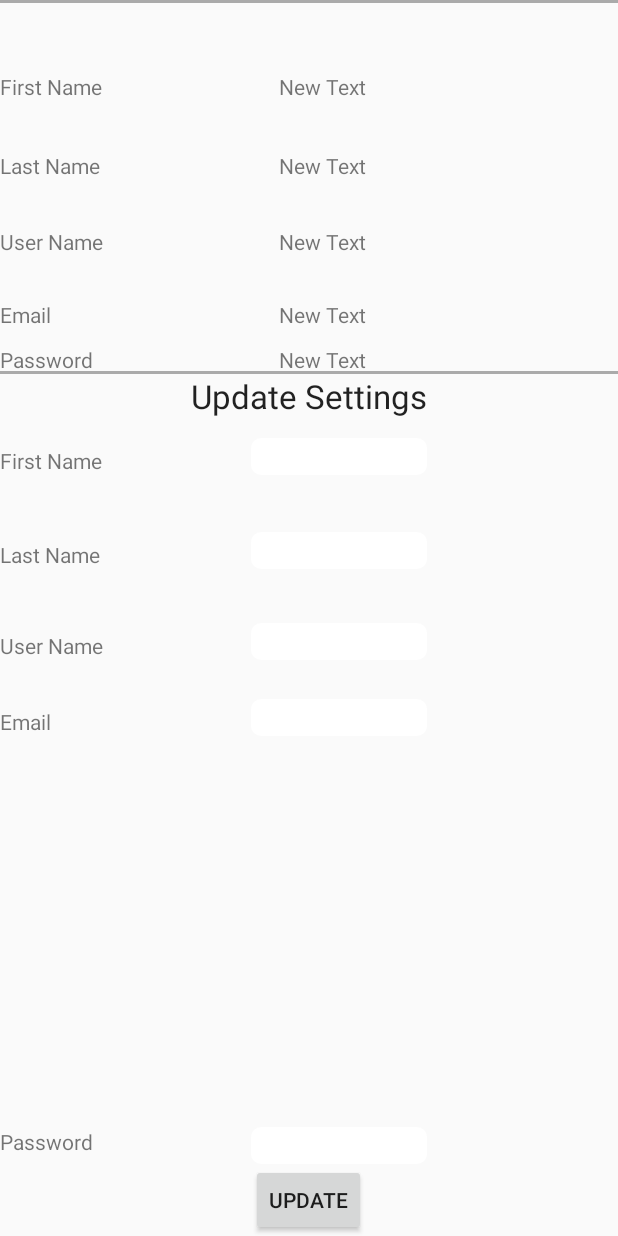
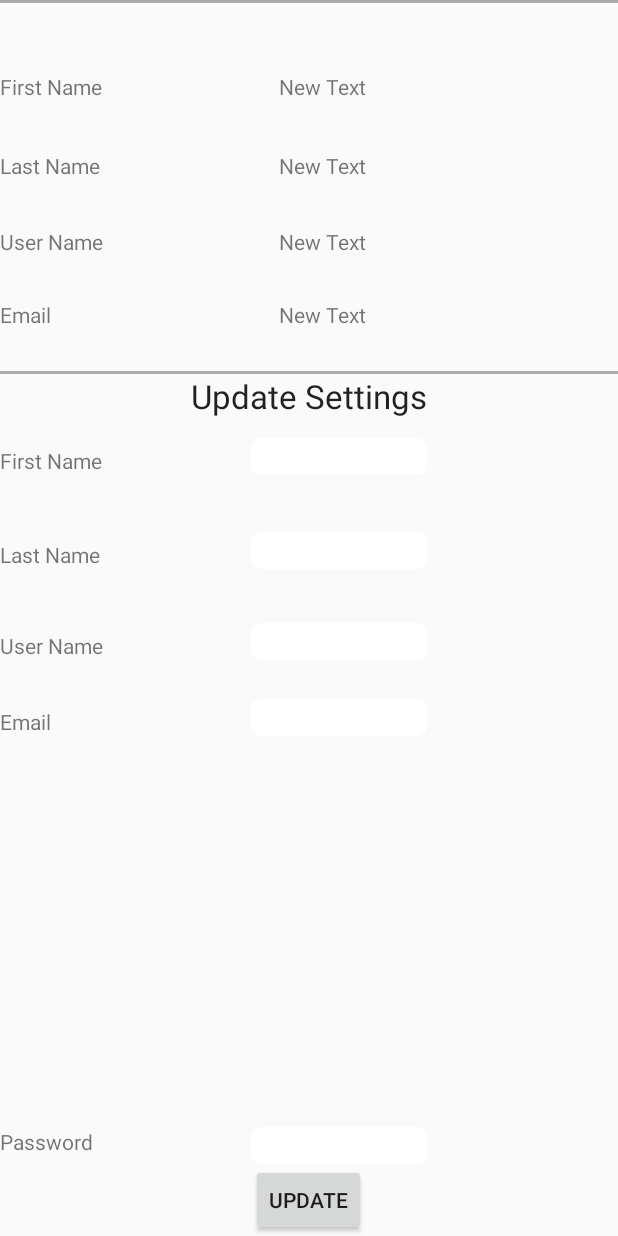
Before and after one commit to RemingtonMaxwell/cmps121-project, an Android app: the SettingsActivity screen opened directly, with no data from a screen before it, on a phone screen of 412 x 824 dp. Run offline under Robolectric (Android 15) with nearby library versions, the phone set to English and light mode, and no system bars; libraries missing offline, so code that uses them is left out: com.firebase.client; 3 statements that could not run were skipped.

Commit message:
locked in portrait and removed viewing password

```diff
--- a/app/src/main/AndroidManifest.xml
+++ b/app/src/main/AndroidManifest.xml
@@ -21,11 +21,13 @@
     <application
         android:allowBackup="true"
         android:icon="@mipmap/ic_launcher"
+
         android:label="@string/app_name"
         android:largeHeap="true"
         android:theme="@style/MyMaterialTheme">
         <activity
         android:windowSoftInputMode="adjustNothing"
+            android:screenOrientation="portrait"
         android:name=".LoginActivity"
             android:label="@string/app_name">
             <intent-filter>
@@ -35,6 +37,7 @@
             </intent-filter>
         </activity>
         <activity android:name=".SettingsActivity"
+            android:screenOrientation="portrait"
             android:configChanges="keyboardHidden|orientation|screenSize"
             android:windowSoftInputMode="adjustNothing"></activity>
         <activity android:name=".FullPost"></activity>
@@ -53,13 +56,16 @@
 
         <activity
             android:name=".MapsActivity"
+            android:screenOrientation="portrait"
             android:label="@string/title_activity_maps" />
         <activity
             android:name=".MainActivity"
+            android:screenOrientation="portrait"
             android:label="@string/title_activity_login" />
         <activity
             android:name=".RegisterUser"
             android:label="@string/title_activity_register_user"
+            android:screenOrientation="portrait"
             android:theme="@style/MyMaterialTheme"></activity>
     </application>
 
--- a/app/src/main/java/com/example/brandongomez/overheards/SettingsActivity.java
+++ b/app/src/main/java/com/example/brandongomez/overheards/SettingsActivity.java
@@ -73,8 +73,7 @@ public class SettingsActivity extends AppCompatActivity {
                 ((TextView) findViewById(R.id.userNameText)).setText((String) snapshot.child("userName").getValue());
                 //email address
                 ((TextView) findViewById(R.id.emailText)).setText((String) snapshot.child("emailAddress").getValue());
-                //password
-                ((TextView) findViewById(R.id.passwordText)).setText(pass_word);
+
             }
 
             @Override
@@ -84,88 +83,7 @@ public class SettingsActivity extends AppCompatActivity {
         });
     }
 
-    /*public void updateFirstName(View v) {
-        final Firebase database = new Firebase("https://vivid-heat-3338.firebaseio.com/users");
-        database.addValueEventListener(new ValueEventListener() {
-            @Override
-            public void onDataChange(DataSnapshot snapshot) {
-                Firebase ref = database.child(getIntent().getExtras().getString("user_id"));
-                Map<String, Object> updateSettings = new HashMap<String, Object>();
-                EditText firstName = (EditText) findViewById(R.id.firstNameEtext);
-                updateSettings.put("firstName", firstName.getText().toString());
-                ref.updateChildren(updateSettings);
-               // Toast.makeText(getApplicationContext(), "Updated!", Toast.LENGTH_SHORT).show();
-            }
 
-            @Override
-            public void onCancelled(FirebaseError firebaseError) {
-
-            }
-        });
-    }
-
-    public void updateLastName(View v){
-        final Firebase database = new Firebase("https://vivid-heat-3338.firebaseio.com/users");
-        database.addValueEventListener(new ValueEventListener() {
-            @Override
-            public void onDataChange(DataSnapshot snapshot) {
-                Firebase ref = database.child(getIntent().getExtras().getString("user_id"));
-                Map<String, Object> updateSettings = new HashMap<String, Object>();
-                EditText lastName=(EditText)findViewById(R.id.lastNameEtext);
-                updateSettings.put("lastName", lastName.getText().toString());
-                ref.updateChildren(updateSettings);
-                //Toast.makeText(getApplicationContext(), "Updated!", Toast.LENGTH_SHORT).show();
-            }
-
-            @Override
-            public void onCancelled(FirebaseError firebaseError) {
-
-            }
-        });
-    }
-
-    public void updateUserName(View v){
-        final Firebase database = new Firebase("https://vivid-heat-3338.firebaseio.com/users");
-        database.addValueEventListener(new ValueEventListener() {
-            @Override
-            public void onDataChange(DataSnapshot snapshot) {
-                Firebase ref = database.child(getIntent().getExtras().getString("user_id"));
-                Map<String, Object> updateSettings = new HashMap<String, Object>();
-                EditText userName=(EditText)findViewById(R.id.userNameEtext);
-                updateSettings.put("userName", userName.getText().toString());
-                ref.updateChildren(updateSettings);
-                //Toast.makeText(getApplicationContext(), "Updated!", Toast.LENGTH_SHORT).show();
-            }
-
-            @Override
-            public void onCancelled(FirebaseError firebaseError) {
-
-            }
-        });
-    }
-
-    public void updateEmailAddress(View v){
-        final Firebase database = new Firebase("https://vivid-heat-3338.firebaseio.com/users");
-        database.addValueEventListener(new ValueEventListener() {
-            @Override
-            public void onDataChange(DataSnapshot snapshot) {
-                final Firebase ref = database.child(getIntent().getExtras().getString("user_id"));
-                Map<String, Object> updateSettings = new HashMap<String, Object>();
-                final EditText emailAddress = (EditText) findViewById(R.id.emailEtext);
-                updateSettings.put("emailAddress", emailAddress.getText().toString());
-                Firebase refUser = new Firebase("https://vivid-heat-3338.firebaseio.com/users/" + getIntent().getStringExtra(LoginActivity.USER_ID));
-                updateUserEmailAddress();
-                //send updates to server
-                ref.updateChildren(updateSettings);
-                //Toast.makeText(getApplicationContext(), "Updated!", Toast.LENGTH_SHORT).show();
-            }
-
-            @Override
-            public void onCancelled(FirebaseError firebaseError) {
-
-            }
-        });
-    }*/
 
     public void updateUserEmailAddress(){
         //get the old email and password
@@ -224,13 +142,13 @@ public class SettingsActivity extends AppCompatActivity {
         final TextView lastNameText = (TextView)findViewById(R.id.lastNameText);
         final TextView userNameText = (TextView)findViewById(R.id.userNameText);
         final TextView emailText = (TextView)findViewById(R.id.emailText);
-        TextView passwordText = (TextView)findViewById(R.id.passwordText);
+        //TextView passwordText = (TextView)findViewById(R.id.passwordText);
 
         TextView txt2 = (TextView)findViewById(R.id.textView2);
         TextView txt3 = (TextView)findViewById(R.id.textView3);
         TextView txt4 = (TextView)findViewById(R.id.textView4);
         TextView txt5 = (TextView)findViewById(R.id.textView5);
-        TextView txt6 = (TextView)findViewById(R.id.textView6);
+       // TextView txt6 = (TextView)findViewById(R.id.textView6);
 
         final Firebase ref = new Firebase("https://vivid-heat-3338.firebaseio.com/users");
         ref.addValueEventListener(new ValueEventListener() {
@@ -273,7 +191,7 @@ public class SettingsActivity extends AppCompatActivity {
             updateUserEmailAddress();
         }
         if(!(passwordEtext.getText().toString().equals(""))) {
-            passwordText.setText(passwordEtext.getText().toString());
+        //    passwordText.setText(passwordEtext.getText().toString());
             updatePassword();
         }
 
--- a/app/src/main/res/layout/activity_settings.xml
+++ b/app/src/main/res/layout/activity_settings.xml
@@ -256,27 +256,6 @@
         android:layout_alignRight="@+id/textView14"
         android:layout_alignEnd="@+id/textView14" />
 
-    <TextView
-        android:layout_width="wrap_content"
-        android:layout_height="wrap_content"
-        android:text="Password"
-        android:id="@+id/textView6"
-        android:layout_above="@+id/textView14"
-        android:layout_alignParentLeft="true"
-        android:layout_alignParentStart="true" />
-
-    <TextView
-        android:layout_width="wrap_content"
-        android:layout_height="wrap_content"
-        android:text="New Text"
-        android:id="@+id/passwordText"
-        android:layout_alignTop="@+id/textView6"
-        android:layout_alignLeft="@+id/emailText"
-        android:layout_alignStart="@+id/userNameText"
-        android:layout_alignBottom="@+id/textView6"
-        android:layout_toLeftOf="@+id/emailText"
-        android:layout_alignRight="@+id/emailText"
-        android:layout_alignEnd="@+id/emailText" />
 
     <TextView
         android:layout_width="wrap_content"
```
